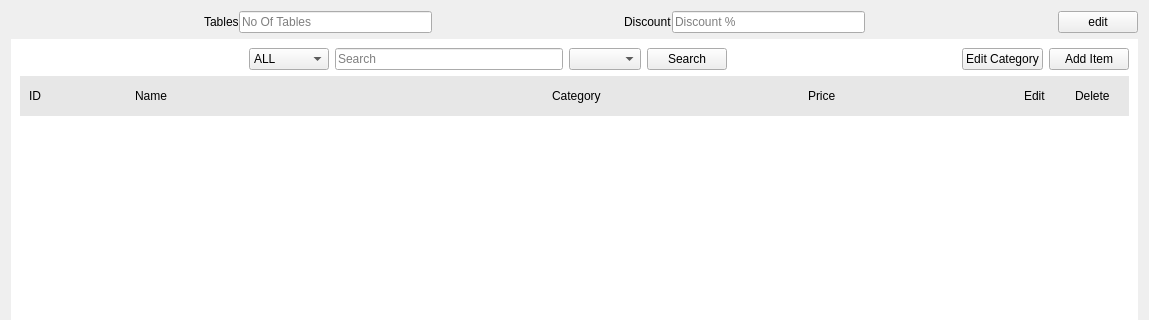
The window that menu/admin/adminwidget.ui (Anmol-A-jain/Dyner) describes before a commit, drawn with Qt 5; both pictures show x 0 to 1149 and y 0 to 320 of the 1149 by 775 pixel window.
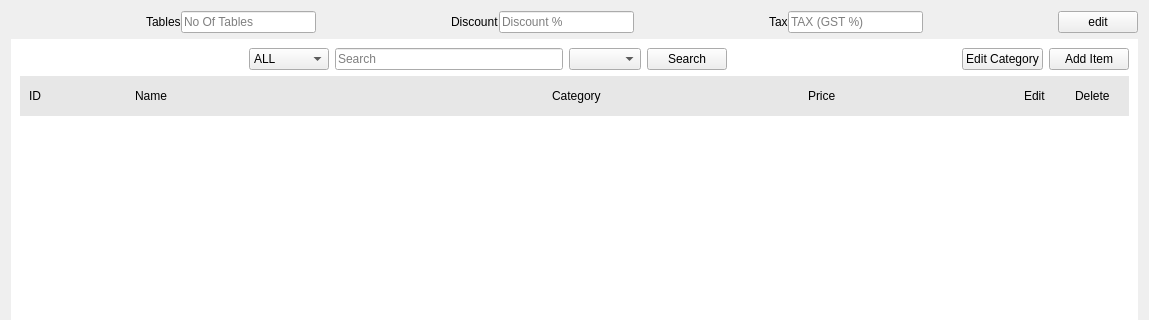
The same window after the commit.

What changed in the file:
```diff
--- a/menu/admin/adminwidget.ui
+++ b/menu/admin/adminwidget.ui
@@ -128,6 +128,33 @@
           </property>
          </spacer>
         </item>
+        <item>
+         <widget class="QLabel" name="label">
+          <property name="text">
+           <string>Tax</string>
+          </property>
+         </widget>
+        </item>
+        <item>
+         <widget class="QLineEdit" name="txtTax">
+          <property name="placeholderText">
+           <string>TAX (GST %)</string>
+          </property>
+         </widget>
+        </item>
+        <item>
+         <spacer name="horizontalSpacer_6">
+          <property name="orientation">
+           <enum>Qt::Horizontal</enum>
+          </property>
+          <property name="sizeHint" stdset="0">
+           <size>
+            <width>40</width>
+            <height>20</height>
+           </size>
+          </property>
+         </spacer>
+        </item>
         <item>
          <widget class="QPushButton" name="editButton">
           <property name="text">
```
